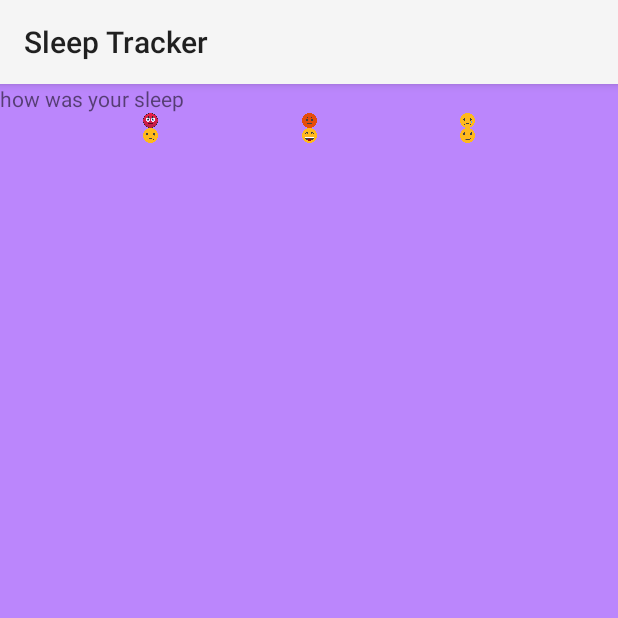
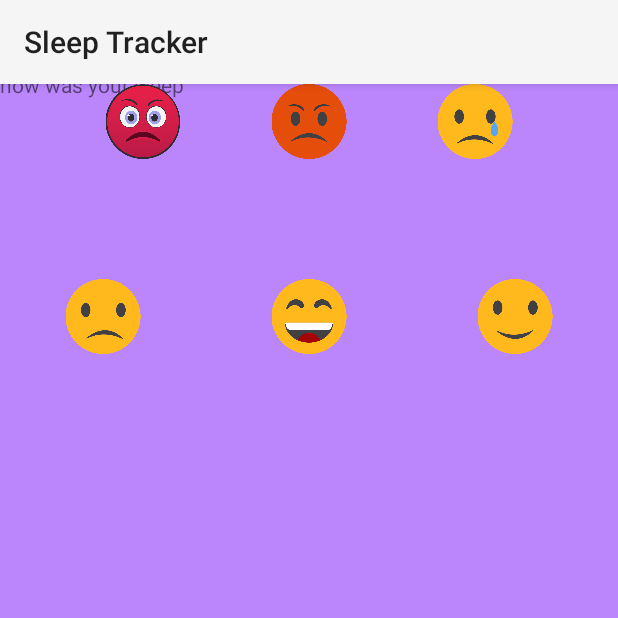
Before and after one commit to raashidbaba/Sleep_Tracker, an Android app: the fragment SleepQualityFragment placed in its activity, on a phone screen of 412 x 824 dp, the top half of it. Run offline under Robolectric (Android 15) with nearby library versions, the phone set to English and light mode, and no system bars; our stand-ins replace Room's generated code, data binding; 1 statement that could not run was skipped.

Commit message:
UI issue.

```diff
--- a/app/src/main/res/layout/fragment_sleep_quality.xml
+++ b/app/src/main/res/layout/fragment_sleep_quality.xml
@@ -22,67 +22,75 @@
             android:layout_width="wrap_content"
             android:layout_height="wrap_content"
             android:text="@string/how_was_your_sleep"
-            app:layout_constraintBottom_toTopOf="@+id/quality_zero_image"
+            app:layout_constraintBottom_toTopOf="@+id/linearLayout"
             app:layout_constraintStart_toStartOf="parent"
             app:layout_constraintTop_toTopOf="parent" />
 
+        <LinearLayout
+            android:id="@+id/linearLayout"
+            android:layout_width="match_parent"
+            android:layout_height="wrap_content"
+            android:orientation="horizontal"
+            android:weightSum="3"
+            tools:ignore="MissingConstraints"
+            tools:layout_editor_absoluteY="45dp">
+
             <ImageView
                 android:id="@+id/quality_zero_image"
-            android:layout_width="10dp"
-            android:layout_height="10dp"
-            app:layout_constraintEnd_toStartOf="@+id/quality_one_image"
-            app:layout_constraintStart_toStartOf="parent"
-            app:layout_constraintTop_toBottomOf="@+id/title_text"
+                android:layout_width="50dp"
+                android:layout_height="50dp"
+                android:layout_marginStart="40dp"
+                android:layout_weight="1"
                 android:src="@drawable/reaction_one" />
 
             <ImageView
                 android:id="@+id/quality_one_image"
-            android:layout_width="10dp"
-            android:layout_height="10dp"
-            app:layout_constraintBottom_toBottomOf="@+id/quality_zero_image"
-            app:layout_constraintEnd_toStartOf="@+id/quality_two_image"
-            app:layout_constraintStart_toEndOf="@+id/quality_zero_image"
+                android:layout_width="50dp"
+                android:layout_height="50dp"
+                android:layout_weight="1"
                 android:src="@drawable/reaction_two" />
 
             <ImageView
                 android:id="@+id/quality_two_image"
-            android:layout_width="10dp"
-            android:layout_height="10dp"
-            app:layout_constraintBottom_toBottomOf="@+id/quality_one_image"
-            app:layout_constraintEnd_toEndOf="parent"
-            app:layout_constraintStart_toEndOf="@+id/quality_one_image"
+                android:layout_width="50dp"
+                android:layout_height="50dp"
+                android:layout_marginEnd="40dp"
+                android:layout_weight="1"
                 android:src="@drawable/reaction_three" />
+        </LinearLayout>
+
+
+        <LinearLayout
+            android:id="@+id/linearLayoutSecond"
+            android:layout_width="match_parent"
+            android:layout_height="wrap_content"
+            android:orientation="horizontal"
+            android:weightSum="3"
+            android:layout_marginTop="80dp"
+            app:layout_constraintTop_toBottomOf="@+id/linearLayout"
+            tools:ignore="MissingConstraints"
+            tools:layout_editor_absoluteY="45dp">
 
           <ImageView
               android:id="@+id/quality_three_image"
-            android:layout_width="10dp"
-            android:layout_height="10dp"
+              android:layout_width="50dp"
+              android:layout_height="50dp"
+              android:layout_weight="1"
               android:src="@drawable/reaction_four"
-            app:layout_constraintBottom_toBottomOf="parent"
-            app:layout_constraintEnd_toStartOf="@+id/quality_four_image"
-            app:layout_constraintStart_toStartOf="parent"
-            app:layout_constraintTop_toBottomOf="@+id/quality_zero_image"
-            app:layout_constraintVertical_bias="0.0" />
+               />
 
           <ImageView
               android:id="@+id/quality_four_image"
-            android:layout_width="10dp"
-            android:layout_height="10dp"
-            android:src="@drawable/reaction_five"
-            app:layout_constraintBottom_toBottomOf="@+id/quality_three_image"
-            app:layout_constraintEnd_toStartOf="@+id/quality_five_image"
-            app:layout_constraintStart_toEndOf="@+id/quality_three_image"
-            app:layout_constraintTop_toTopOf="@+id/quality_three_image" />
-
+              android:layout_width="50dp"
+              android:layout_height="50dp"
+              android:layout_weight="1"
+              android:src="@drawable/reaction_five"/>
           <ImageView
               android:id="@+id/quality_five_image"
-            android:layout_width="10dp"
-            android:layout_height="10dp"
-            android:src="@drawable/reaction_six"
-            app:layout_constraintBottom_toBottomOf="@+id/quality_four_image"
-            app:layout_constraintEnd_toEndOf="parent"
-            app:layout_constraintStart_toEndOf="@+id/quality_four_image"
-            app:layout_constraintTop_toTopOf="@+id/quality_four_image" />
-
+              android:layout_width="50dp"
+              android:layout_height="50dp"
+              android:layout_weight="1"
+              android:src="@drawable/reaction_six"/>
+        </LinearLayout>
     </androidx.constraintlayout.widget.ConstraintLayout>
 </layout>
```
Lines whose indentation alone changed are shown as unchanged.
